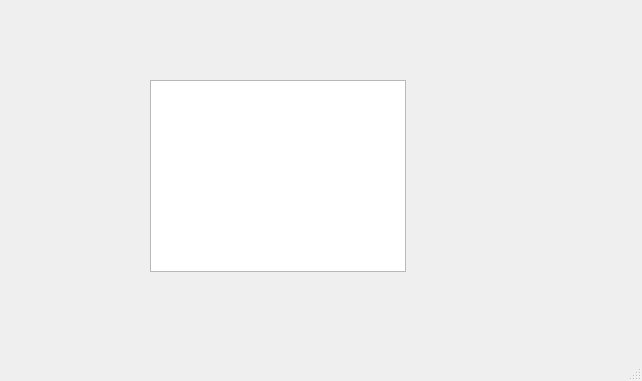
This is Cleint/client/client.ui in Prophet35208/Messenger as Qt 5 draws it before an edit. The edited form follows.
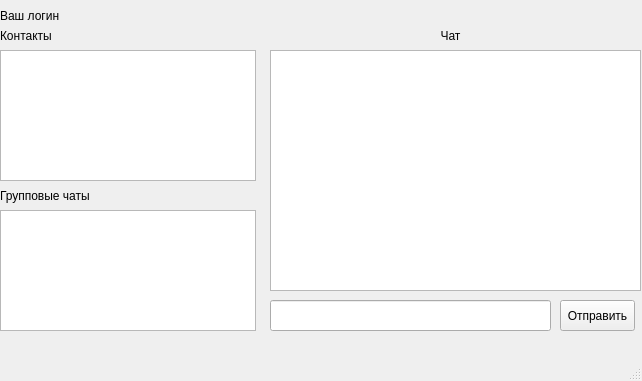
This is the edited form.

What changed in the file:
```diff
--- a/Cleint/client/client.ui
+++ b/Cleint/client/client.ui
@@ -17,13 +17,111 @@
    <widget class="QListView" name="listView">
     <property name="geometry">
      <rect>
-      <x>150</x>
-      <y>80</y>
+      <x>0</x>
+      <y>50</y>
       <width>256</width>
-      <height>192</height>
+      <height>131</height>
      </rect>
     </property>
    </widget>
+   <widget class="QLabel" name="label">
+    <property name="geometry">
+     <rect>
+      <x>0</x>
+      <y>0</y>
+      <width>141</width>
+      <height>31</height>
+     </rect>
+    </property>
+    <property name="text">
+     <string>Ваш логин</string>
+    </property>
+   </widget>
+   <widget class="QLabel" name="label_2">
+    <property name="geometry">
+     <rect>
+      <x>0</x>
+      <y>20</y>
+      <width>141</width>
+      <height>31</height>
+     </rect>
+    </property>
+    <property name="text">
+     <string>Контакты</string>
+    </property>
+   </widget>
+   <widget class="QLabel" name="label_3">
+    <property name="geometry">
+     <rect>
+      <x>0</x>
+      <y>180</y>
+      <width>141</width>
+      <height>31</height>
+     </rect>
+    </property>
+    <property name="text">
+     <string>Групповые чаты</string>
+    </property>
+   </widget>
+   <widget class="QListView" name="listView_2">
+    <property name="geometry">
+     <rect>
+      <x>0</x>
+      <y>210</y>
+      <width>256</width>
+      <height>121</height>
+     </rect>
+    </property>
+   </widget>
+   <widget class="QListView" name="listView_3">
+    <property name="geometry">
+     <rect>
+      <x>270</x>
+      <y>50</y>
+      <width>371</width>
+      <height>241</height>
+     </rect>
+    </property>
+   </widget>
+   <widget class="QLabel" name="label_4">
+    <property name="geometry">
+     <rect>
+      <x>310</x>
+      <y>20</y>
+      <width>281</width>
+      <height>31</height>
+     </rect>
+    </property>
+    <property name="text">
+     <string>Чат</string>
+    </property>
+    <property name="alignment">
+     <set>Qt::AlignCenter</set>
+    </property>
+   </widget>
+   <widget class="QLineEdit" name="lineEdit">
+    <property name="geometry">
+     <rect>
+      <x>270</x>
+      <y>300</y>
+      <width>281</width>
+      <height>31</height>
+     </rect>
+    </property>
+   </widget>
+   <widget class="QPushButton" name="pushButton">
+    <property name="geometry">
+     <rect>
+      <x>560</x>
+      <y>300</y>
+      <width>75</width>
+      <height>31</height>
+     </rect>
+    </property>
+    <property name="text">
+     <string>Отправить</string>
+    </property>
+   </widget>
   </widget>
   <widget class="QMenuBar" name="menubar">
    <property name="geometry">
```
